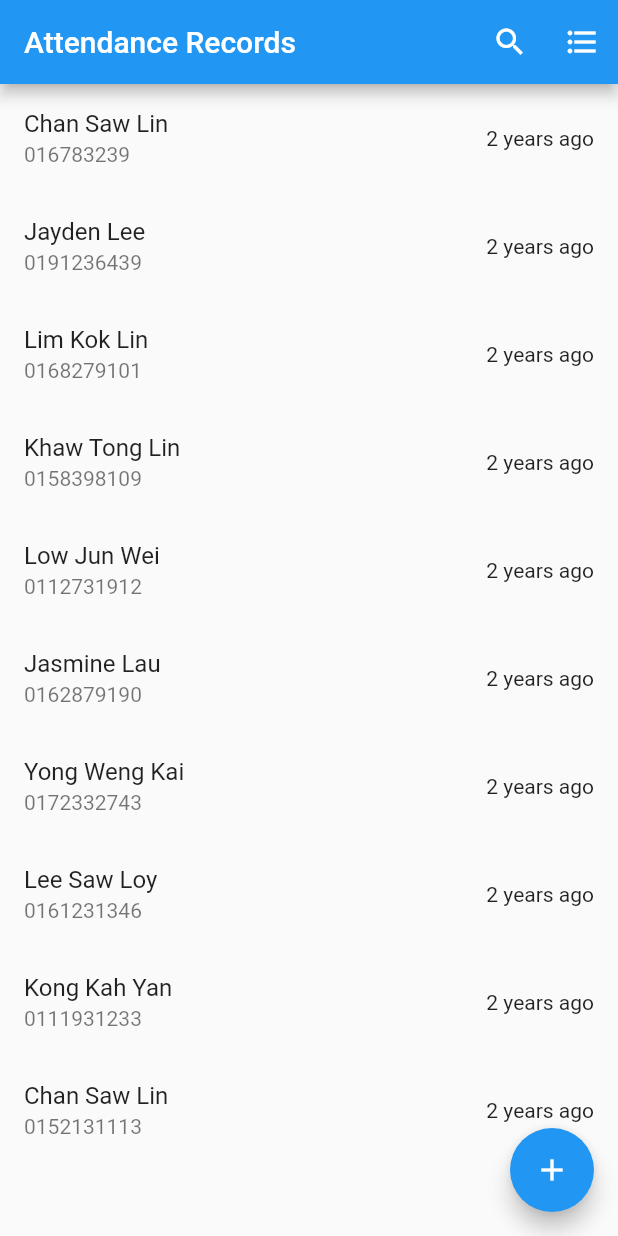
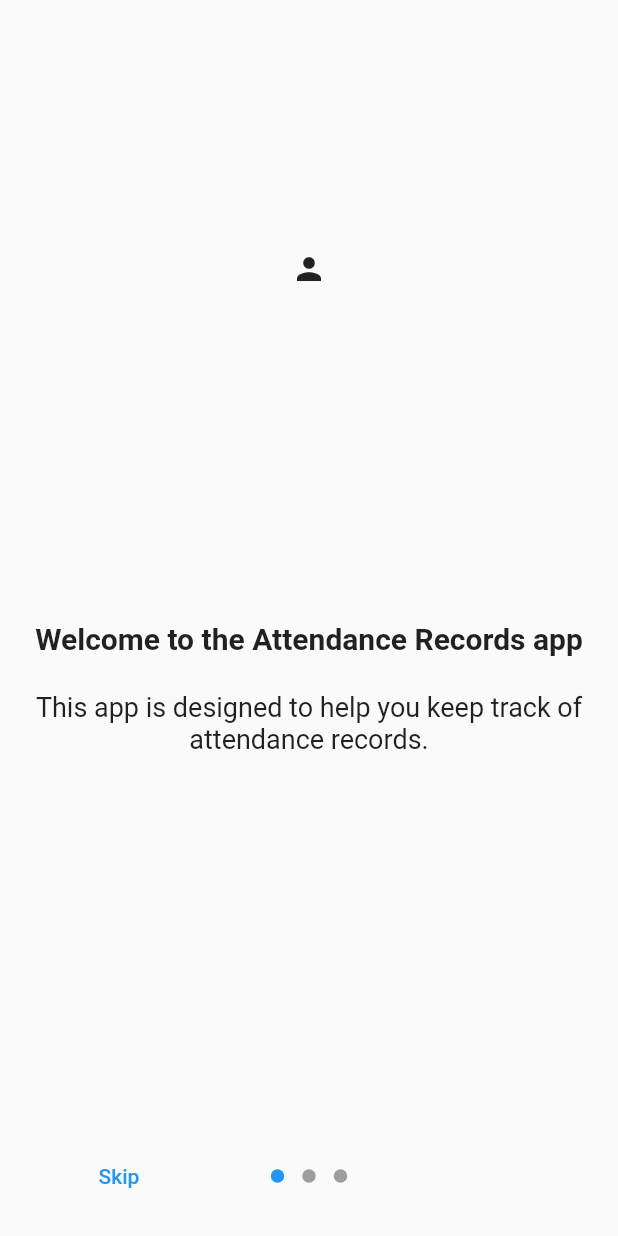
Before and after one commit to Omosm/Flutter_attendance_app, a Flutter app: the screen it shows after launch, on a phone screen of 412 x 824 dp. Run offline on Flutter 3.47's test engine with Material 2 defaults, Android fonts, the phone set to English and light mode, and no system bars; drawn by our look-alikes of introduction_screen; our stand-ins replace shared_preferences.

```diff
--- a/lib/main.dart
+++ b/lib/main.dart
@@ -1,6 +1,7 @@
 import 'package:flutter/material.dart';
 import 'package:intl/intl.dart';
 import 'package:shared_preferences/shared_preferences.dart';
+import 'package:introduction_screen/introduction_screen.dart';
 
 void main() => runApp(const MyApp());
 
@@ -11,7 +12,48 @@ class MyApp extends StatelessWidget {
   Widget build(BuildContext context) {
     return const MaterialApp(
       title: 'Attendance Records',
-      home: AttendanceList(),
+      home: Introduction(),
+    );
+  }
+}
+
+class Introduction extends StatelessWidget {
+  const Introduction({Key? key}) : super(key: key);
+
+  @override
+  Widget build(BuildContext context) {
+    final List<PageViewModel> pages = [
+      PageViewModel(
+        title: "Welcome to the Attendance Records app",
+        body:
+            "This app is designed to help you keep track of attendance records.",
+        image: const Center(child: Icon(Icons.person)),
+      ),
+      PageViewModel(
+        title: "Record Attendance",
+        body: "Add a new attendance record by tapping the Add button.",
+        image: const Center(child: Icon(Icons.add)),
+      ),
+      PageViewModel(
+        title: "Search Records",
+        body: "Find an attendance record by using the search feature.",
+        image: const Center(child: Icon(Icons.search)),
+      ),
+    ];
+
+    return IntroductionScreen(
+      pages: pages,
+      onDone: () {
+        Navigator.of(context).pushReplacement(
+          MaterialPageRoute(
+            builder: (BuildContext context) => const AttendanceList(),
+          ),
+        );
+      },
+      showSkipButton: true,
+      skip: const Text("Skip"),
+      done: const Text("Done"),
+      showNextButton: false,
     );
   }
 }
--- a/pubspec.yaml
+++ b/pubspec.yaml
@@ -10,6 +10,7 @@ dependencies:
   flutter:
     sdk: flutter
   intl: ^0.18.0
+  introduction_screen: ^3.1.7
   shared_preferences: ^2.1.0
 
 dev_dependencies:
```
Also changed, not shown: pubspec.lock.
